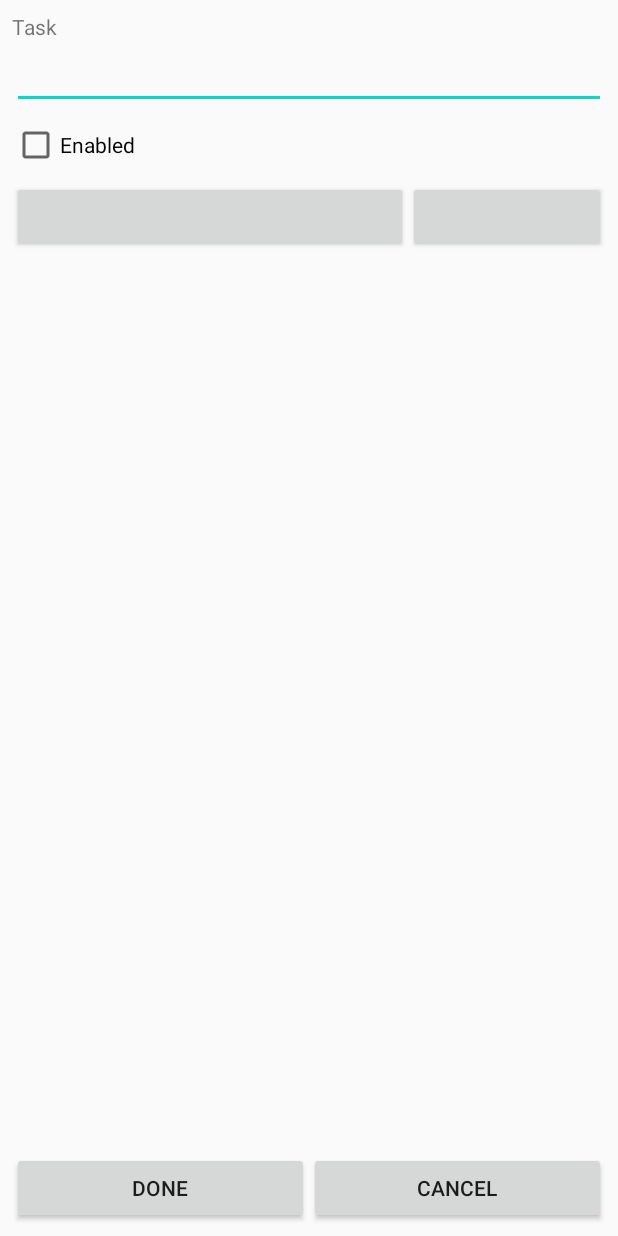
After one commit to GUNDUPOOJA/WeRemindYou, an Android app: the layout activity_edit.xml on its own in the app's theme, with its tools: preview values and no code run, on a phone screen of 412 x 824 dp. The commit adds this screen. Run offline under Robolectric (Android 15) with nearby library versions, the phone set to English and light mode, and no system bars.

Commit message:
Added EditActivity.java and Project proposal word document

```diff
--- /dev/null
+++ b/app/src/main/java/com/example/weremindyou/EditActivity.java
@@ -0,0 +1,6 @@
+package com.example.weremindyou;
+
+import androidx.appcompat.app.AppCompatActivity;
+
+public class EditActivity extends AppCompatActivity {
+}
--- /dev/null
+++ b/app/src/main/res/layout/activity_edit.xml
@@ -0,0 +1,93 @@
+<?xml version="1.0" encoding="utf-8"?>
+<LinearLayout xmlns:android="http://schemas.android.com/apk/res/android"
+    xmlns:app="http://schemas.android.com/apk/res-auto"
+    xmlns:tools="http://schemas.android.com/tools"
+    android:orientation="vertical"
+    android:layout_width="fill_parent"
+    android:layout_height="fill_parent"
+    tools:context=".EditActivity">
+
+    <ScrollView
+        android:layout_width="fill_parent"
+        android:layout_height="0dp"
+        android:layout_weight="1">
+
+        <LinearLayout xmlns:android="http://schemas.android.com/apk/res/android"
+            android:layout_width="fill_parent"
+            android:layout_height="wrap_content"
+            android:orientation="vertical"
+            android:padding="8sp">
+
+            <TextView
+                style="@style/widget"
+                android:text="Task" />
+
+            <EditText
+                android:id="@+id/name"
+                style="@style/widget"
+                android:singleLine="true" />
+
+            <LinearLayout xmlns:android="http://schemas.android.com/apk/res/android"
+                android:layout_width="fill_parent"
+                android:layout_height="wrap_content"
+                android:orientation="horizontal"
+                android:paddingTop="8sp">
+
+                <CheckBox
+                    android:id="@+id/enabled"
+                    android:layout_width="0sp"
+                    android:layout_height="wrap_content"
+                    android:layout_weight="1"
+                    android:text="Enabled" />
+
+            </LinearLayout>
+
+            <LinearLayout xmlns:android="http://schemas.android.com/apk/res/android"
+                android:layout_width="fill_parent"
+                android:layout_height="wrap_content"
+                android:orientation="horizontal"
+                android:paddingTop="8sp">
+
+                <Button
+                    android:id="@+id/date_button"
+                    android:layout_width="0sp"
+                    android:layout_height="wrap_content"
+                    android:layout_gravity="center"
+                    android:layout_weight="2"
+                    android:onClick="onDateClick" />
+
+                <Button
+                    android:id="@+id/time_button"
+                    android:layout_width="0sp"
+                    android:layout_height="wrap_content"
+                    android:layout_gravity="center"
+                    android:layout_weight="1"
+                    android:onClick="onTimeClick" />
+
+            </LinearLayout>
+
+        </LinearLayout>
+
+    </ScrollView>
+
+    <LinearLayout xmlns:android="http://schemas.android.com/apk/res/android"
+        android:orientation="horizontal"
+        android:padding="8sp"
+        android:layout_width="fill_parent"
+        android:layout_height="wrap_content">
+
+        <Button
+            style="@style/edit_button"
+            android:id="@+id/done"
+            android:text="Done"
+            android:onClick="onDoneClick" />
+
+        <Button
+            style="@style/edit_button"
+            android:id="@+id/cancel"
+            android:text="Cancel"
+            android:onClick="onCancelClick" />
+
+    </LinearLayout>
+
+</LinearLayout>
--- a/app/src/main/res/values/styles.xml
+++ b/app/src/main/res/values/styles.xml
@@ -6,5 +6,20 @@
         <item name="colorPrimaryDark">@color/colorPrimaryDark</item>
         <item name="colorAccent">@color/colorAccent</item>
     </style>
+   <style name="widget">
+    <item name="android:layout_width">fill_parent</item>
+    <item name="android:layout_height">wrap_content</item>
+</style>
 
+<style name="edit_button">
+<item name="android:layout_width">0sp</item>
+<item name="android:layout_height">wrap_content</item>
+<item name="android:layout_weight">1</item>
+<!--<item name="android:background">@android:drawable/btn_default</item>-->
+</style>
+
+<style name="list_item">
+<item name="android:layout_width">wrap_content</item>
+<item name="android:layout_height">wrap_content</item>
+</style>
 </resources>
```
Also changed, not shown: 1 other file.
